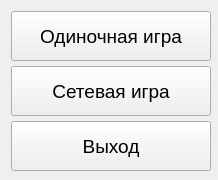
Above: src/mainmenuwdt.ui from MikhailKundin/Tetris before the change. Below: the same form after it.
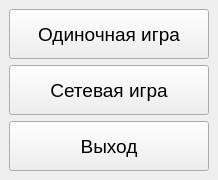
That is the form after the change.

The edit to the form file:
```diff
--- a/src/mainmenuwdt.ui
+++ b/src/mainmenuwdt.ui
@@ -19,45 +19,15 @@
   <property name="windowTitle">
    <string>Form</string>
   </property>
-  <layout class="QVBoxLayout" name="vBox">
-   <item>
-    <widget class="QPushButton" name="singleBtn">
-     <property name="minimumSize">
-      <size>
-       <width>200</width>
-       <height>50</height>
-      </size>
-     </property>
-     <property name="font">
-      <font>
-       <pointsize>14</pointsize>
-      </font>
-     </property>
-     <property name="text">
-      <string>Одиночная игра</string>
-     </property>
-    </widget>
-   </item>
-   <item>
-    <widget class="QPushButton" name="onlineBtn">
-     <property name="minimumSize">
-      <size>
-       <width>200</width>
-       <height>50</height>
-      </size>
-     </property>
-     <property name="font">
-      <font>
-       <pointsize>14</pointsize>
-      </font>
-     </property>
-     <property name="text">
-      <string>Сетевая игра</string>
-     </property>
-    </widget>
-   </item>
-   <item>
     <widget class="QPushButton" name="exitBtn">
+   <property name="geometry">
+    <rect>
+     <x>9</x>
+     <y>121</y>
+     <width>200</width>
+     <height>50</height>
+    </rect>
+   </property>
      <property name="minimumSize">
       <size>
        <width>200</width>
@@ -73,8 +43,54 @@
       <string>Выход</string>
      </property>
     </widget>
-   </item>
-  </layout>
+  <widget class="QPushButton" name="onlineBtn">
+   <property name="geometry">
+    <rect>
+     <x>9</x>
+     <y>65</y>
+     <width>200</width>
+     <height>50</height>
+    </rect>
+   </property>
+   <property name="minimumSize">
+    <size>
+     <width>200</width>
+     <height>50</height>
+    </size>
+   </property>
+   <property name="font">
+    <font>
+     <pointsize>14</pointsize>
+    </font>
+   </property>
+   <property name="text">
+    <string>Сетевая игра</string>
+   </property>
+  </widget>
+  <widget class="QPushButton" name="singleBtn">
+   <property name="geometry">
+    <rect>
+     <x>9</x>
+     <y>9</y>
+     <width>200</width>
+     <height>50</height>
+    </rect>
+   </property>
+   <property name="minimumSize">
+    <size>
+     <width>200</width>
+     <height>50</height>
+    </size>
+   </property>
+   <property name="font">
+    <font>
+     <pointsize>14</pointsize>
+    </font>
+   </property>
+   <property name="text">
+    <string>Одиночная игра</string>
+   </property>
+  </widget>
  </widget>
  <resources/>
  <connections/>
```
Lines whose indentation alone changed are shown as unchanged.
